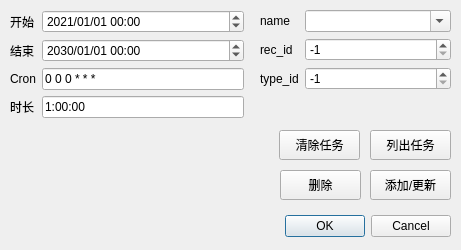
XuHg-zjcn/time-manager, file Qt_GUI/add_task_gen/dialog.ui: the form before one commit.
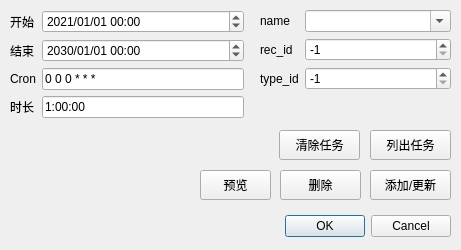
The form after the commit.

Commit message: feat: add_task_gen preview in datetime2d plot

What changed in the file:
```diff
--- a/Qt_GUI/add_task_gen/dialog.ui
+++ b/Qt_GUI/add_task_gen/dialog.ui
@@ -229,6 +229,19 @@
     </item>
    </layout>
   </widget>
+  <widget class="QPushButton" name="preview">
+   <property name="geometry">
+    <rect>
+     <x>200</x>
+     <y>170</y>
+     <width>71</width>
+     <height>30</height>
+    </rect>
+   </property>
+   <property name="text">
+    <string>预览</string>
+   </property>
+  </widget>
  </widget>
  <resources/>
  <connections>
```
The commit also changes 4 other files.
